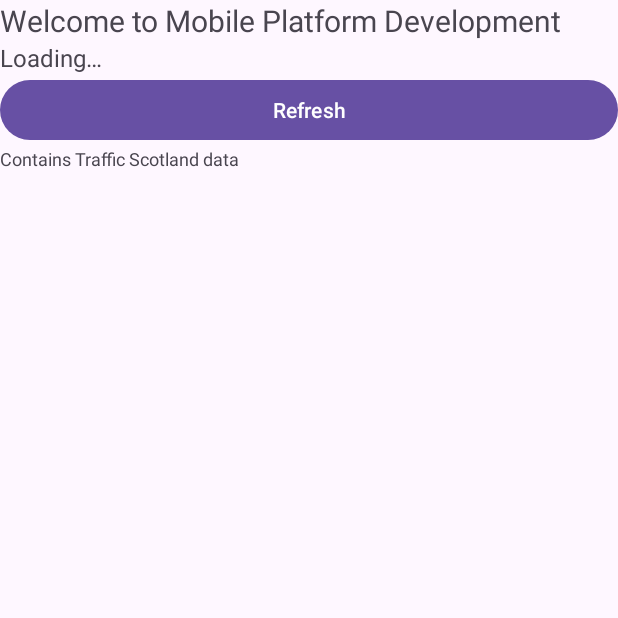
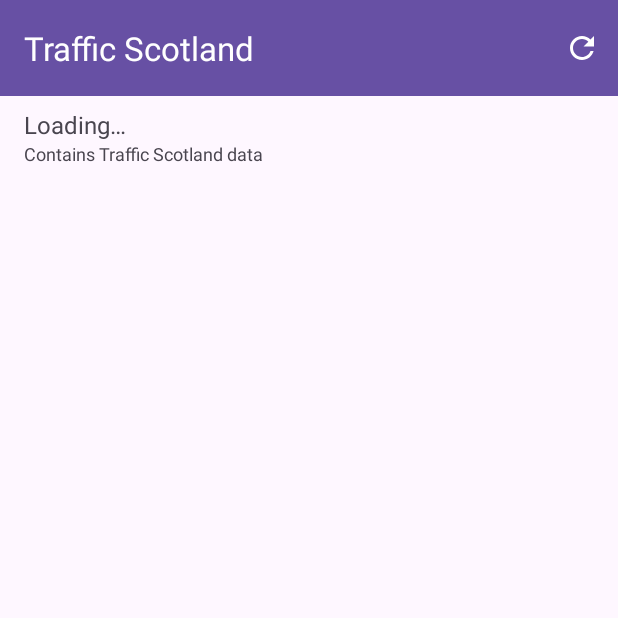
Before and after one commit to jwelsh300/Welsh_Joseph_S2364595, an Android app: the screen it shows after launch (MainActivity), after a tap on "Refresh", on a phone screen of 412 x 824 dp, the top half of it. Run offline under Robolectric (Android 15) with nearby library versions, the phone set to English and light mode, and no system bars.

Commit message:
Change and add new elements to support a taskbar with a back button on portrait and landscape. Add this as a base to support search functions later.

```diff
--- a/app/src/main/java/com/example/welsh_joseph_s2364595/MainActivity.java
+++ b/app/src/main/java/com/example/welsh_joseph_s2364595/MainActivity.java
@@ -11,27 +11,29 @@
 package com.example.welsh_joseph_s2364595;
 
 import android.os.Bundle;
-import android.view.View;
-import android.view.View.OnClickListener;
-import android.widget.Button;
+import android.util.Log;
 import android.widget.TextView;
-import android.util.Log;
+import android.view.Menu;
+import android.view.MenuItem;
 
 import androidx.activity.EdgeToEdge;
 import androidx.appcompat.app.AppCompatActivity;
+import androidx.appcompat.widget.Toolbar;
 import androidx.core.graphics.Insets;
 import androidx.core.view.ViewCompat;
 import androidx.core.view.WindowInsetsCompat;
 import androidx.lifecycle.ViewModelProvider;
+import androidx.appcompat.app.ActionBar;
 
 import com.example.welsh_joseph_s2364595.model.Situation;
+import com.example.welsh_joseph_s2364595.view.SituationDetailFragment;
 import com.example.welsh_joseph_s2364595.view.SituationListFragment;
 import com.example.welsh_joseph_s2364595.viewmodel.SituationViewModel;
-import com.example.welsh_joseph_s2364595.view.SituationDetailFragment;
 
-public class MainActivity extends AppCompatActivity implements OnClickListener, SituationListFragment.SituationListListener {
+public class MainActivity extends AppCompatActivity
+        implements SituationListFragment.SituationListListener {
+
     private TextView summaryText;
-    private Button startButton;
     private SituationViewModel viewModel;
 
     @Override
@@ -40,15 +42,17 @@ public class MainActivity extends AppCompatActivity implements OnClickListener,
         EdgeToEdge.enable(this);
         setContentView(R.layout.activity_main);
 
+        Toolbar toolbar = findViewById(R.id.toolbar);
+        setSupportActionBar(toolbar);
+        setTitle(R.string.title_main);
+
         ViewCompat.setOnApplyWindowInsetsListener(findViewById(R.id.main), (v, insets) -> {
             Insets systemBars = insets.getInsets(WindowInsetsCompat.Type.systemBars());
             v.setPadding(systemBars.left, systemBars.top, systemBars.right, systemBars.bottom);
             return insets;
         });
 
-        summaryText = (TextView)findViewById(R.id.summaryText);
-        startButton = (Button)findViewById(R.id.startButton);
-        startButton.setOnClickListener(this);
+        summaryText = findViewById(R.id.summaryText);
 
         viewModel = new ViewModelProvider(this).get(SituationViewModel.class);
 
@@ -74,11 +78,38 @@ public class MainActivity extends AppCompatActivity implements OnClickListener,
                     .replace(R.id.listHolder, new SituationListFragment())
                     .commit();
         }
+
+        getSupportFragmentManager().addOnBackStackChangedListener(this::updateUpArrow);
+        updateUpArrow();
     }
 
-    public void onClick(View aview)
-    {
-        viewModel.refresh();
+    @Override
+    public boolean onCreateOptionsMenu(Menu menu) {
+        getMenuInflater().inflate(R.menu.main_menu, menu);
+        return true;
+    }
+
+    @Override
+    public boolean onOptionsItemSelected(MenuItem item) {
+        if (item.getItemId() == R.id.action_refresh) {
+            viewModel.refresh();
+            return true;
+        }
+        return super.onOptionsItemSelected(item);
+    }
+
+    @Override
+    public boolean onSupportNavigateUp() {
+        getSupportFragmentManager().popBackStack();
+        return true;
+    }
+
+    private void updateUpArrow() {
+        ActionBar bar = getSupportActionBar();
+        if (bar != null) {
+            bar.setDisplayHomeAsUpEnabled(
+                    getSupportFragmentManager().getBackStackEntryCount() > 0);
+        }
     }
 
     @Override
--- /dev/null
+++ b/app/src/main/res/drawable/ic_refresh.xml
@@ -0,0 +1,20 @@
+<!--
+  ~ Copyright (C) 2026 The Android Open Source Project
+  ~
+  ~ Licensed under the Apache License, Version 2.0 (the "License");
+  ~ you may not use this file except in compliance with the License.
+  ~ You may obtain a copy of the License at
+  ~
+  ~      http://www.apache.org/licenses/LICENSE-2.0
+  ~
+  ~ Unless required by applicable law or agreed to in writing, software
+  ~ distributed under the License is distributed on an "AS IS" BASIS,
+  ~ WITHOUT WARRANTIES OR CONDITIONS OF ANY KIND, either express or implied.
+  ~ See the License for the specific language governing permissions and
+  ~ limitations under the License.
+  -->
+<vector xmlns:android="http://schemas.android.com/apk/res/android" android:height="24dp" android:tint="#FFFFFF" android:viewportHeight="24" android:viewportWidth="24" android:width="24dp">
+
+    <path android:fillColor="@android:color/white" android:pathData="M17.65,6.35C16.2,4.9 14.21,4 12,4c-4.42,0 -7.99,3.58 -7.99,8s3.57,8 7.99,8c3.73,0 6.84,-2.55 7.73,-6h-2.08c-0.82,2.33 -3.04,4 -5.65,4 -3.31,0 -6,-2.69 -6,-6s2.69,-6 6,-6c1.66,0 3.14,0.69 4.22,1.78L13,11h7V4l-2.35,2.35z"/>
+
+</vector>
--- a/app/src/main/res/layout/activity_main.xml
+++ b/app/src/main/res/layout/activity_main.xml
@@ -5,37 +5,33 @@
     android:orientation="vertical"
     android:layout_width="match_parent"
     android:layout_height="match_parent">
-    <TextView
-        android:id="@+id/salutation"
+
+    <androidx.appcompat.widget.Toolbar
+        android:id="@+id/toolbar"
         android:layout_width="match_parent"
-        android:layout_height="wrap_content"
-        android:textSize="20sp"
-        android:text="Welcome to Mobile Platform Development"
-        />
+        android:layout_height="?attr/actionBarSize"
+        android:background="?attr/colorPrimary"
+        android:theme="@style/ThemeOverlay.Material3.Dark.ActionBar" />
     <TextView
         android:id="@+id/summaryText"
         android:layout_width="match_parent"
         android:layout_height="wrap_content"
+        android:paddingHorizontal="16dp"
+        android:paddingTop="8dp"
         android:textSize="16sp"
-        android:text="Loading…"
-        />
-    <Button
-        android:id="@+id/startButton"
-        android:layout_width="match_parent"
-        android:layout_height="wrap_content"
-        android:text="Refresh"
-        />
+        android:text="@string/summary_loading" />
     <TextView
         android:id="@+id/acknowledgement"
         android:layout_width="match_parent"
         android:layout_height="wrap_content"
+        android:paddingHorizontal="16dp"
+        android:paddingBottom="8dp"
         android:textSize="12sp"
-        android:text="Contains Traffic Scotland data"
-        />
+        android:textColor="?android:attr/textColorSecondary"
+        android:text="@string/acknowledgement" />
     <FrameLayout
         android:id="@+id/listHolder"
         android:layout_width="match_parent"
         android:layout_height="0dp"
-        android:layout_weight="1"
-        />
+        android:layout_weight="1" />
 </LinearLayout>
--- /dev/null
+++ b/app/src/main/res/menu/main_menu.xml
@@ -0,0 +1,9 @@
+<?xml version="1.0" encoding="utf-8"?>
+<menu xmlns:android="http://schemas.android.com/apk/res/android"
+    xmlns:app="http://schemas.android.com/apk/res-auto">
+    <item
+        android:id="@+id/action_refresh"
+        android:title="@string/action_refresh"
+        android:icon="@drawable/ic_refresh"
+        app:showAsAction="ifRoom" />
+</menu>
--- a/app/src/main/res/values/strings.xml
+++ b/app/src/main/res/values/strings.xml
@@ -1,3 +1,7 @@
 <resources>
     <string name="app_name">Welsh_Joseph_S2364595</string>
+    <string name="summary_loading">Loading…</string>
+    <string name="acknowledgement">Contains Traffic Scotland data</string>
+    <string name="title_main">Traffic Scotland</string>
+    <string name="action_refresh">Refresh</string>
 </resources>
```
